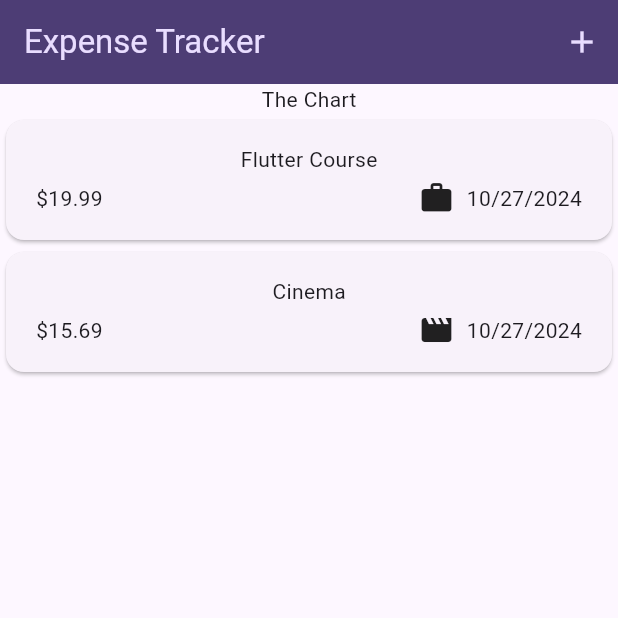
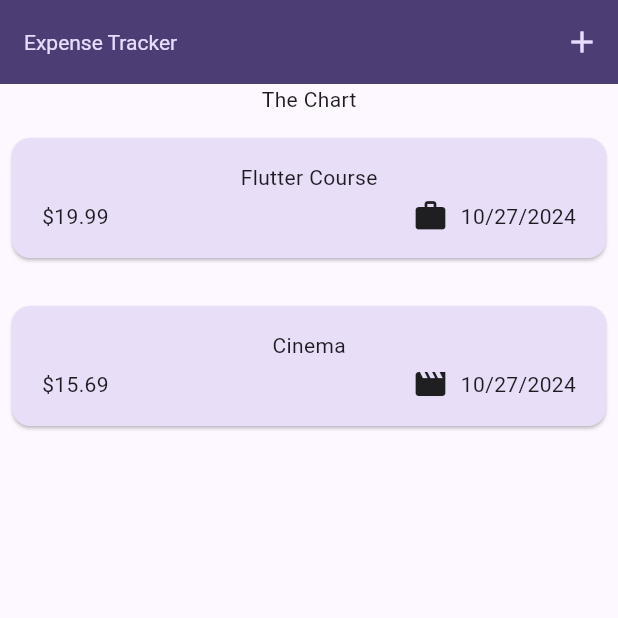
Before and after one commit to Shehab-Emad20/Expense_Tracker_App, a Flutter app: the screen it shows after launch, on a phone screen of 412 x 824 dp, the top half of it. Run offline on Flutter 3.47's test engine with Material 3 defaults, Android fonts, the phone set to English and light mode, and no system bars.

Commit message:
Setting Text Themes

```diff
--- a/lib/main.dart
+++ b/lib/main.dart
@@ -15,11 +15,25 @@ class ExpensesApp extends StatelessWidget {
   Widget build(BuildContext context) {
     return MaterialApp(
         theme: ThemeData(
-            colorScheme: kColorScheme,
-            appBarTheme: AppBarTheme(
-              backgroundColor: kColorScheme.onPrimaryContainer,
-              foregroundColor: kColorScheme.primaryContainer,
-            )),
+          colorScheme: kColorScheme,
+          appBarTheme: AppBarTheme(
+            backgroundColor: kColorScheme.onPrimaryContainer,
+            foregroundColor: kColorScheme.primaryContainer,
+          ),
+          cardTheme: CardTheme(
+            color: kColorScheme.secondaryContainer,
+            margin: const EdgeInsets.symmetric(vertical: 16, horizontal: 8),
+          ),
+          elevatedButtonTheme: ElevatedButtonThemeData(
+            style: ElevatedButton.styleFrom(
+                backgroundColor: kColorScheme.primaryContainer),
+          ),
+          textTheme: ThemeData().textTheme.copyWith(
+              titleLarge: TextStyle(
+                  fontWeight: FontWeight.normal,
+                  color: kColorScheme.secondaryContainer,
+                  fontSize: 14)),
+        ),
         debugShowCheckedModeBanner: false,
         home: const Expenses());
   }
```
